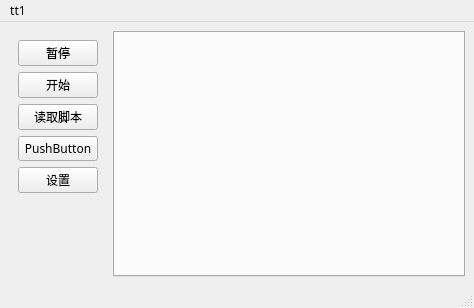
uvbs/mhgamebot, file mainwindow.ui: the form before one commit.
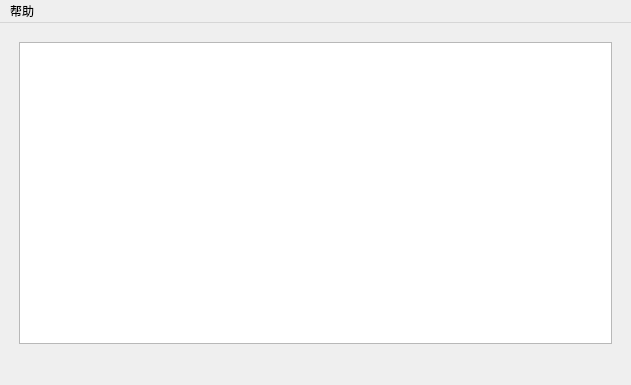
The form after the commit. The open tabs and pages were chosen to show the change. Icons and pictures are not drawn.

```diff
--- a/mainwindow.ui
+++ b/mainwindow.ui
@@ -6,8 +6,8 @@
    <rect>
     <x>0</x>
     <y>0</y>
-    <width>474</width>
-    <height>308</height>
+    <width>631</width>
+    <height>385</height>
    </rect>
   </property>
   <property name="font">
@@ -24,10 +24,29 @@
   </property>
   <widget class="QWidget" name="centralwidget">
    <layout class="QGridLayout" name="gridLayout_2">
-    <item row="0" column="0">
+    <item row="1" column="0">
      <widget class="QWidget" name="widget" native="true">
       <layout class="QGridLayout" name="gridLayout">
-       <item row="2" column="0">
+       <item row="0" column="0">
+        <widget class="QStackedWidget" name="stackedWidget">
+         <property name="currentIndex">
+          <number>0</number>
+         </property>
+         <widget class="QWidget" name="page">
+          <layout class="QGridLayout" name="gridLayout_3">
+           <property name="leftMargin">
+            <number>1</number>
+           </property>
+           <property name="topMargin">
+            <number>1</number>
+           </property>
+           <property name="rightMargin">
+            <number>1</number>
+           </property>
+           <property name="bottomMargin">
+            <number>1</number>
+           </property>
+           <item row="0" column="0">
         <widget class="QPushButton" name="pushButton_loadscript">
          <property name="font">
           <font>
@@ -40,10 +59,18 @@
          </property>
         </widget>
        </item>
-       <item row="0" column="0">
-        <widget class="QPushButton" name="pushButton_pause">
-         <property name="text">
-          <string>暂停</string>
+           <item row="0" column="1" rowspan="4">
+            <widget class="QTabWidget" name="tabWidget">
+             <property name="font">
+              <font>
+               <pointsize>9</pointsize>
+              </font>
+             </property>
+             <property name="currentIndex">
+              <number>-1</number>
+             </property>
+             <property name="tabBarAutoHide">
+              <bool>false</bool>
          </property>
         </widget>
        </item>
@@ -54,7 +81,7 @@
          </property>
         </widget>
        </item>
-       <item row="4" column="0">
+           <item row="2" column="0">
         <widget class="QPushButton" name="pushButton_option">
          <property name="text">
           <string>设置</string>
@@ -62,13 +89,6 @@
         </widget>
        </item>
        <item row="3" column="0">
-        <widget class="QPushButton" name="pushButton_2">
-         <property name="text">
-          <string>PushButton</string>
-         </property>
-        </widget>
-       </item>
-       <item row="5" column="0">
         <spacer name="verticalSpacer">
          <property name="orientation">
           <enum>Qt::Vertical</enum>
@@ -83,20 +103,28 @@
        </item>
       </layout>
      </widget>
-    </item>
-    <item row="0" column="1">
-     <widget class="QTabWidget" name="tabWidget">
-      <property name="font">
-       <font>
-        <pointsize>9</pointsize>
-       </font>
-      </property>
-      <property name="currentIndex">
-       <number>-1</number>
-      </property>
-      <property name="tabBarAutoHide">
-       <bool>false</bool>
-      </property>
+         <widget class="QWidget" name="page_2">
+          <layout class="QGridLayout" name="gridLayout_4">
+           <property name="leftMargin">
+            <number>1</number>
+           </property>
+           <property name="topMargin">
+            <number>1</number>
+           </property>
+           <property name="rightMargin">
+            <number>1</number>
+           </property>
+           <property name="bottomMargin">
+            <number>1</number>
+           </property>
+           <item row="0" column="0">
+            <widget class="QTextEdit" name="textEdit_log"/>
+           </item>
+          </layout>
+         </widget>
+        </widget>
+       </item>
+      </layout>
      </widget>
     </item>
    </layout>
@@ -106,27 +134,26 @@
     <rect>
      <x>0</x>
      <y>0</y>
-     <width>474</width>
+     <width>631</width>
      <height>20</height>
     </rect>
    </property>
-   <widget class="QMenu" name="menuTt1">
+   <widget class="QMenu" name="menu">
     <property name="title">
-     <string>tt1</string>
+     <string>帮助</string>
     </property>
     <addaction name="actionTt2"/>
     <addaction name="actionTt2_2"/>
     <addaction name="actionTt4"/>
    </widget>
-   <addaction name="menuTt1"/>
+   <addaction name="menu"/>
   </widget>
-  <widget class="QStatusBar" name="statusbar"/>
-  <action name="actionTt2">
-   <property name="text">
-    <string>tt2</string>
+  <widget class="QStatusBar" name="statusbar">
+   <property name="sizeGripEnabled">
+    <bool>false</bool>
    </property>
-  </action>
-  <action name="actionTt2_2">
+  </widget>
+  <action name="action_QT">
    <property name="text">
     <string>tt3</string>
    </property>
```
Left out of the diff: 31 changed lines with no effect on the pictures. Lines whose indentation alone changed are shown as unchanged.
